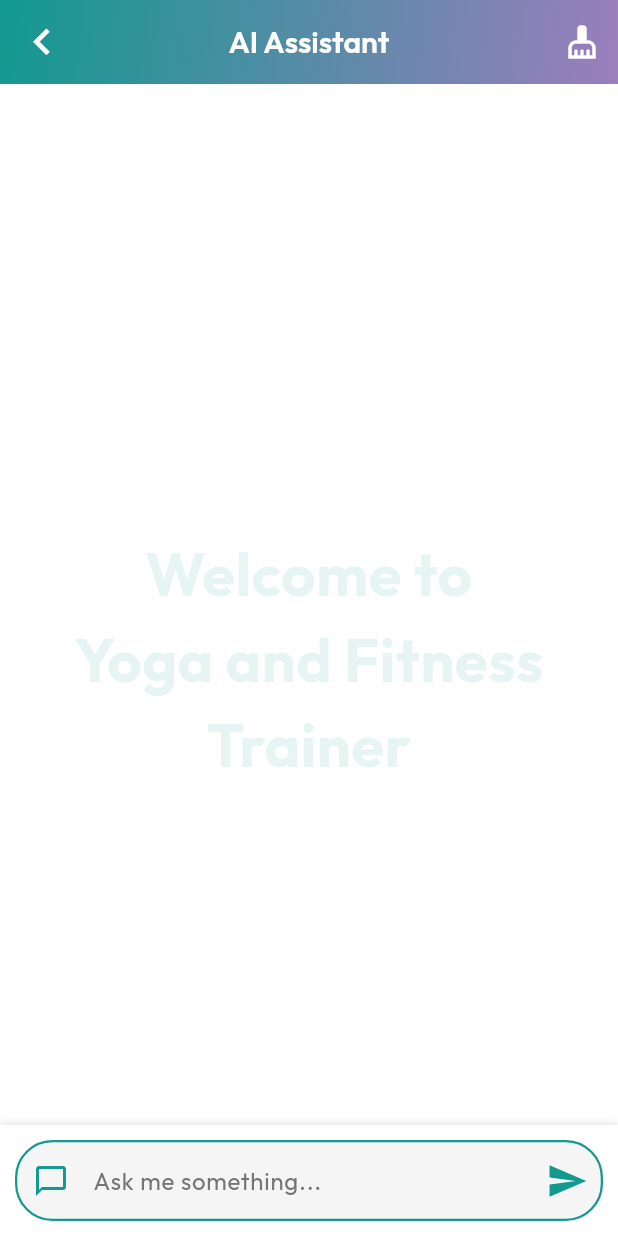
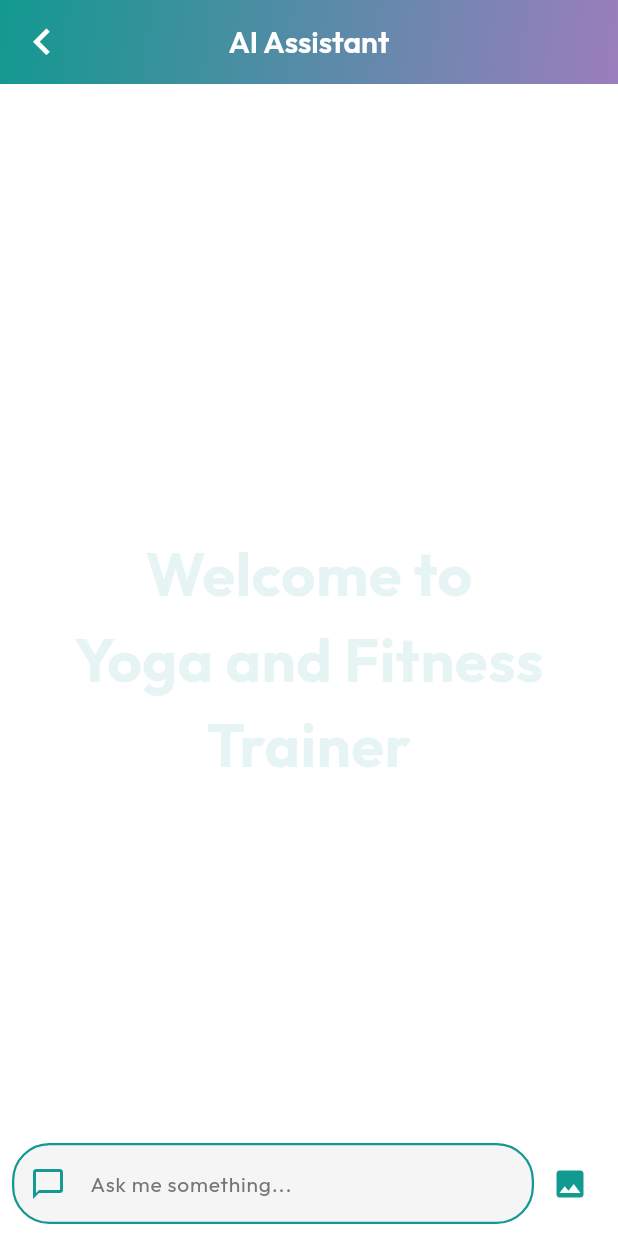
Before and after one commit to Navaneethakrishnan-appdev/image-picker, a Flutter app: the HomeScreen screen opened directly, scrolled down 78 dp, after a tap on the "auto awesome" icon, on a phone screen of 412 x 824 dp. Run offline on Flutter 3.47's test engine with Material 3 defaults, Android fonts, the phone set to English and light mode, and no system bars; drawn by our look-alikes of dash_chat_2; our stand-ins replace audioplayers, camera, cloud_firestore, firebase_auth, firebase_core, firebase_storage and 9 more; missing offline and left inert: flutter_3d_choice_chip, google_mlkit_pose_detection, pretty_gauge; accounts and stored records are empty; network calls fail.

Commit message:
gemini ai

```diff
--- a/lib/chat_page.dart
+++ /dev/null
@@ -1,275 +0,0 @@
-import 'package:flutter/material.dart';
-import 'package:google_fonts/google_fonts.dart';
-
-import 'services/get_open_router_response.dart';
-
-class ChatPage extends StatefulWidget {
-  const ChatPage({super.key});
-
-  @override
-  State<ChatPage> createState() => _ChatPageState();
-}
-
-class _ChatPageState extends State<ChatPage> {
-  TextEditingController chatController = TextEditingController();
-  String answer = '';
-
-  @override
-  void dispose() {
-    chatController.dispose();
-    super.dispose();
-  }
-
-  List<ChatMessage> messages = [];
-
-  void _talkToAi() async {
-    final userText = chatController.text;
-    setState(() {
-      messages.add(ChatMessage(text: userText, isUser: true));
-    });
-
-    try {
-      String aiReply = await getOpenRouterResponse(userText);
-      setState(() {
-        messages.add(ChatMessage(text: aiReply, isUser: false));
-      });
-    } catch (e) {
-      setState(() {
-        messages.add(ChatMessage(text: 'Error: $e', isUser: false));
-      });
-    }
-  }
-
-  @override
-  Widget build(BuildContext context) {
-    return Scaffold(
-      backgroundColor: Colors.white,
-      resizeToAvoidBottomInset: true,
-      appBar: AppBar(
-        flexibleSpace: Container(
-          decoration: const BoxDecoration(
-            gradient: LinearGradient(
-              colors: [Color(0xff129990), Color(0xff9B7EBD)],
-              begin: Alignment.topLeft,
-              end: Alignment.bottomRight,
-            ),
-          ),
-        ),
-        title: Text(
-          'AI Assistant',
-          style: GoogleFonts.outfit(
-            fontSize: 20,
-            fontWeight: FontWeight.w600,
-            color: Colors.white,
-          ),
-        ),
-        centerTitle: true,
-        leading: IconButton(
-          onPressed: () {
-            Navigator.pop(context);
-          },
-          icon: Icon(Icons.navigate_before, size: 35, color: Colors.white),
-        ),
-        actions: [
-          IconButton(
-            tooltip: 'Clear Chat',
-            icon: const Icon(Icons.cleaning_services, color: Colors.white),
-            onPressed: () {
-              showDialog(
-                context: context,
-                builder: (ctx) => AlertDialog(
-                  title: Text(
-                    'Clear Chat?',
-                    style: GoogleFonts.outfit(),
-                  ),
-                  content: Text(
-                    'This will delete the entire conversation.',
-                    style: GoogleFonts.outfit(),
-                  ),
-                  actions: [
-                    TextButton(
-                      onPressed: () => Navigator.of(ctx).pop(),
-                      child: Text(
-                        'Cancel',
-                        style: GoogleFonts.outfit(
-                          color: const Color(0xff129990),
-                        ),
-                      ),
-                    ),
-                    TextButton(
-                      onPressed: () {
-                        setState(() {
-                          messages.clear();
-                        });
-                        Navigator.of(ctx).pop();
-                      },
-                      child: Text(
-                        'Clear',
-                        style: GoogleFonts.outfit(
-                          color: const Color(0xff129990),
-                        ),
-                      ),
-                    ),
-                  ],
-                ),
-              );
-            },
-          ),
-        ],
-      ),
-      body: SafeArea(
-        child: Stack(
-          children: [
-            Center(
-              child: Opacity(
-                opacity: 0.1,
-                child: Text(
-                  'Welcome to\nYoga and Fitness\nTrainer',
-                  textAlign: TextAlign.center,
-                  style: GoogleFonts.outfit(
-                    fontSize: 40,
-                    fontWeight: FontWeight.bold,
-                    color: const Color(0xff129990),
-                  ),
-                ),
-              ),
-            ),
-            Column(
-              children: [
-                Expanded(
-                  child: ListView.builder(
-                    padding: const EdgeInsets.all(20),
-                    reverse: true,
-                    itemCount: messages.length,
-                    itemBuilder: (context, index) {
-                      final message = messages[messages.length - 1 - index];
-                      if (!message.isUser && message.text.startsWith('Error:')) {
-                        return const SizedBox.shrink(); // Hide error messages
-                      }
-                      return Align(
-                        alignment: message.isUser
-                            ? Alignment.centerRight
-                            : Alignment.centerLeft,
-                        child: Container(
-                          margin: const EdgeInsets.symmetric(vertical: 4),
-                          padding: const EdgeInsets.all(12),
-                          decoration: BoxDecoration(
-                            color: message.isUser
-                                ? const Color(0xff129990)
-                                : message.text.toLowerCase().contains('yoga and fitness-related questions')
-                                    ? const Color(0xFFFFE5E5) // Light red for off-topic responses
-                                    : const Color(0xff9B7EBD),
-                            borderRadius: BorderRadius.circular(16),
-                            boxShadow: [
-                              BoxShadow(
-                                color: Colors.black.withOpacity(0.1),
-                                spreadRadius: 1,
-                                blurRadius: 3,
-                                offset: const Offset(0, 2),
-                              ),
-                            ],
-                          ),
-                          child: Text(
-                            message.text,
-                            style: GoogleFonts.outfit(
-                              color: message.isUser
-                                  ? Colors.white
-                                  : message.text.toLowerCase().contains('yoga and fitness-related questions')
-                                      ? Colors.red[700] // Dark red text for off-topic responses
-                                      : Colors.white,
-                              fontSize: 16,
-                            ),
-                          ),
-                        ),
-                      );
-                    },
-                  ),
-                ),
-                Container(
-                  padding: const EdgeInsets.all(10),
-                  decoration: BoxDecoration(
-                    color: Colors.white,
-                    boxShadow: [
-                      BoxShadow(
-                        color: Colors.grey.withOpacity(0.2),
-                        spreadRadius: 1,
-                        blurRadius: 3,
-                        offset: const Offset(0, -1),
-                      ),
-                    ],
-                  ),
-                  child: TextField(
-                    style: GoogleFonts.outfit(color: Colors.black87),
-                    controller: chatController,
-                    decoration: InputDecoration(
-                      hintText: 'Ask me something...',
-                      hintStyle: GoogleFonts.outfit(color: Colors.grey[600]),
-                      prefixIcon: const Icon(
-                        Icons.chat_bubble_outline,
-                        color: Color(0xff129990),
-                      ),
-                      suffixIcon: IconButton(
-                        icon: const Icon(
-                          Icons.send,
-                          color: Color(0xff129990),
-                          size: 28,
-                        ),
-                        onPressed: () {
-                          if (chatController.text.trim().isEmpty) {
-                            ScaffoldMessenger.of(context).showSnackBar(
-                              const SnackBar(
-                                content: Text('Please enter a message!'),
-                              ),
-                            );
-                            return;
-                          }
-                          FocusScope.of(context).unfocus();
-                          _talkToAi();
-                          chatController.clear();
-                        },
-                      ),
-                      filled: true,
-                      fillColor: Colors.grey[100],
-                      contentPadding: const EdgeInsets.symmetric(
-                        horizontal: 20,
-                        vertical: 15,
-                      ),
-                      border: OutlineInputBorder(
-                        borderRadius: BorderRadius.circular(25),
-                        borderSide: const BorderSide(
-                          color: Color(0xff129990),
-                          width: 1.5,
-                        ),
-                      ),
-                      enabledBorder: OutlineInputBorder(
-                        borderRadius: BorderRadius.circular(25),
-                        borderSide: const BorderSide(
-                          color: Color(0xff129990),
-                          width: 1.5,
-                        ),
-                      ),
-                      focusedBorder: OutlineInputBorder(
-                        borderRadius: BorderRadius.circular(25),
-                        borderSide: const BorderSide(
-                          color: Color(0xff9B7EBD),
-                          width: 1.5,
-                        ),
-                      ),
-                    ),
-                  ),
-                ),
-              ],
-            ),
-          ],
-        ),
-      ),
-    );
-  }
-}
-
-class ChatMessage {
-  final String text;
-  final bool isUser;
-
-  ChatMessage({required this.text, required this.isUser});
-}
--- /dev/null
+++ b/lib/gemini_ai_assistant.dart
@@ -0,0 +1,322 @@
+import 'dart:convert';
+import 'dart:io';
+
+import 'package:dash_chat_2/dash_chat_2.dart';
+import 'package:flutter/material.dart';
+import 'package:flutter_gemini/flutter_gemini.dart';
+import 'package:image_picker/image_picker.dart';
+import 'package:google_fonts/google_fonts.dart';
+
+class GeminiAiAssistant extends StatefulWidget {
+  const GeminiAiAssistant({super.key});
+
+  @override
+  State<GeminiAiAssistant> createState() => _GeminiAiAssistantState();
+}
+
+class _GeminiAiAssistantState extends State<GeminiAiAssistant> {
+  final Gemini gemini = Gemini.instance;
+  List<ChatMessage> messages = [];
+  ChatUser currentUser = ChatUser(id: "0", firstName: "User");
+  ChatUser geminiUser = ChatUser(
+    id: "1",
+    firstName: "Gemini",
+    profileImage: "assets/images/gemini-logo.png",
+  );
+
+  // List of allowed topics
+  final List<String> allowedTopics = [
+    // Physical Health & Exercise
+    'yoga',
+    'fitness',
+    'exercise',
+    'workout',
+    'physical health',
+    'physical activity',
+    'strength training',
+    'cardio',
+    'flexibility',
+    'stretching',
+
+    // Nutrition & Diet
+    'food',
+    'nutrition',
+    'diet',
+    'healthy eating',
+    'meal plan',
+    'dietary',
+    'supplements',
+    'vitamins',
+    'minerals',
+
+    // Mental Health & Wellness
+    'health',
+    'wellness',
+    'wellbeing',
+    'mental health',
+    'meditation',
+    'mindfulness',
+    'stress management',
+    'sleep',
+    'relaxation',
+    'emotional health',
+
+    // Lifestyle
+    'lifestyle',
+    'healthy living',
+    'self-care',
+    'work-life balance',
+    'healthy habits',
+    'preventive care',
+    'holistic health',
+    'alternative medicine',
+    'natural remedies'
+  ];
+
+  // List of casual greetings and basic conversation
+  final List<String> casualPhrases = [
+    'hello',
+    'hi',
+    'hey',
+    'good morning',
+    'good afternoon',
+    'good evening',
+    'how are you',
+    'how\'s it going',
+    'what\'s up',
+    'greetings',
+    'thanks',
+    'thank you',
+    'bye',
+    'goodbye',
+    'see you',
+    'nice to meet you',
+    'pleasure to meet you'
+  ];
+
+  bool isCasualPhrase(String text) {
+    String lowercaseText = text.toLowerCase();
+    return casualPhrases.any((phrase) => lowercaseText.contains(phrase));
+  }
+
+  bool isHealthRelatedQuestion(String question) {
+    String lowercaseQuestion = question.toLowerCase();
+
+    // Allow casual phrases
+    if (isCasualPhrase(lowercaseQuestion)) {
+      return true;
+    }
+
+    // Check for health-related topics
+    return allowedTopics.any((topic) => lowercaseQuestion.contains(topic));
+  }
+
+  void _onSend(ChatMessage chatMessage) {
+    setState(() {
+      messages = [chatMessage, ...messages];
+    });
+    try {
+      String question = chatMessage.text;
+
+      // Check if the question is health-related or casual
+      if (!isHealthRelatedQuestion(question)) {
+        ChatMessage responseMessage = ChatMessage(
+          text:
+              "⚠️ I'm a yoga and fitness trainer assistant. I can help you with questions about yoga, fitness, food, exercise, health, and wellness. Feel free to ask anything about these topics!",
+          user: geminiUser,
+          createdAt: DateTime.now(),
+        );
+        setState(() {
+          messages = [responseMessage, ...messages];
+        });
+        return;
+      }
+
+      // Add system prompt to guide Gemini's responses
+      String systemPrompt =
+          "You are a friendly health and wellness expert. For casual greetings, respond warmly and briefly. For health-related questions, provide detailed information about yoga, fitness, food, exercise, health, and wellness topics. If asked about other topics, politely redirect the conversation to health and wellness.";
+      List<Part> parts = [
+        Part.text(systemPrompt + "\n\nUser message: " + question)
+      ];
+
+      if (chatMessage.medias?.isNotEmpty ?? false) {
+        for (var media in chatMessage.medias!) {
+          if (media.type == MediaType.image) {
+            parts.add(Part.inline(InlineData(
+                data: base64Encode(File(media.url).readAsBytesSync()),
+                mimeType: "image/jpeg")));
+          }
+        }
+      }
+      gemini.promptStream(parts: parts).listen((event) {
+        print("Gemini event: $event");
+        print("Gemini event content: ${event?.content}");
+        print("Gemini event parts: ${event?.content?.parts}");
+        ChatMessage? lastMessage = messages.firstOrNull;
+        if (lastMessage != null && lastMessage.user == geminiUser) {
+          lastMessage = messages.removeAt(0);
+          String response = event?.output ?? "";
+          lastMessage.text += response;
+          setState(() {
+            messages = [lastMessage!, ...messages];
+          });
+        } else {
+          String response = event?.output ?? "";
+          ChatMessage responseMessage = ChatMessage(
+            text: response,
+            user: geminiUser,
+            createdAt: DateTime.now(),
+          );
+          setState(() {
+            messages = [responseMessage, ...messages];
+          });
+        }
+      });
+    } catch (e) {
+      print("Error $e");
+    }
+  }
+
+  void _sendMediaMessage() async {
+    ImagePicker picker = ImagePicker();
+    XFile? file = await picker.pickImage(source: ImageSource.gallery);
+    if (file != null) {
+      ChatMessage chatMessage = ChatMessage(
+        user: currentUser,
+        createdAt: DateTime.now(),
+        text: "Describe this picture?",
+        medias: [
+          ChatMedia(url: file.path, fileName: "", type: MediaType.image),
+        ],
+      );
+      _onSend(chatMessage);
+    }
+  }
+
+  @override
+  Widget build(BuildContext context) {
+    return Scaffold(
+      backgroundColor: Colors.white,
+      appBar: AppBar(
+        flexibleSpace: Container(
+          decoration: const BoxDecoration(
+            gradient: LinearGradient(
+              colors: [Color(0xff129990), Color(0xff9B7EBD)],
+              begin: Alignment.topLeft,
+              end: Alignment.bottomRight,
+            ),
+          ),
+        ),
+        title: Text(
+          'AI Assistant',
+          style: GoogleFonts.outfit(
+            fontSize: 20,
+            fontWeight: FontWeight.w600,
+            color: Colors.white,
+          ),
+        ),
+        centerTitle: true,
+        leading: IconButton(
+          onPressed: () {
+            Navigator.pop(context);
+          },
+          icon: Icon(Icons.navigate_before, size: 35, color: Colors.white),
+        ),
+      ),
+      body: _buildUI(),
+    );
+  }
+
+  Widget _buildUI() {
+    return Stack(
+      children: [
+        Center(
+          child: Opacity(
+            opacity: 0.1,
+            child: Text(
+              'Welcome to\nYoga and Fitness\nTrainer',
+              textAlign: TextAlign.center,
+              style: GoogleFonts.outfit(
+                fontSize: 40,
+                fontWeight: FontWeight.bold,
+                color: const Color(0xff129990),
+              ),
+            ),
+          ),
+        ),
+        DashChat(
+          inputOptions: InputOptions(
+            inputDecoration: InputDecoration(
+              hintText: "Ask me something...",
+              hintStyle: GoogleFonts.outfit(
+                color: Colors.grey[600],
+                fontSize: 14,
+              ),
+              border: OutlineInputBorder(
+                borderRadius: BorderRadius.circular(25.0),
+                borderSide: const BorderSide(
+                  color: Color(0xff129990),
+                  width: 1.5,
+                ),
+              ),
+              enabledBorder: OutlineInputBorder(
+                borderRadius: BorderRadius.circular(25.0),
+                borderSide: const BorderSide(
+                  color: Color(0xff129990),
+                  width: 1.5,
+                ),
+              ),
+              focusedBorder: OutlineInputBorder(
+                borderRadius: BorderRadius.circular(25.0),
+                borderSide: const BorderSide(
+                  color: Color(0xff9B7EBD),
+                  width: 1.5,
+                ),
+              ),
+              filled: true,
+              fillColor: Colors.grey[100],
+              contentPadding: const EdgeInsets.symmetric(horizontal: 20, vertical: 15),
+              prefixIcon: const Icon(
+                Icons.chat_bubble_outline,
+                color: Color(0xff129990),
+              ),
+            ),
+            trailing: [
+              IconButton(
+                onPressed: _sendMediaMessage,
+                icon: const Icon(
+                  Icons.image,
+                  color: Color(0xff129990),
+                ),
+              ),
+            ],
+          ),
+          currentUser: currentUser,
+          onSend: _onSend,
+          messages: messages,
+          messageOptions: MessageOptions(
+            currentUserContainerColor: const Color(0xff129990),
+            currentUserTextColor: Colors.white,
+            containerColor: const Color(0xff9B7EBD),
+            textColor: Colors.white,
+            messageDecorationBuilder: (message, prev, next) {
+              return BoxDecoration(
+                borderRadius: BorderRadius.circular(16),
+                color: message.user.id == currentUser.id ? const Color(0xff129990) : const Color(0xff9B7EBD),
+              );
+            },
+            messageTextBuilder: (message, prev, next) {
+              return Text(
+                message.text,
+                style: GoogleFonts.outfit(
+                  fontSize: 14,
+                  color: Colors.white,
+                ),
+              );
+            },
+          ),
+        ),
+      ],
+    );
+  }
+}
--- a/lib/home_screen.dart
+++ b/lib/home_screen.dart
@@ -1,10 +1,10 @@
 import 'package:flutter/material.dart';
 import 'package:google_fonts/google_fonts.dart';
+import 'package:image_picker_test/gemini_ai_assistant.dart';
 import 'package:image_picker_test/modul/bmi_calculator/bmi_calculator.dart';
 import 'package:image_picker_test/modul/food_chart/food_chart_screen.dart';
 import 'package:image_picker_test/modul/live_camera_fitness_tracker/exercise_listing_screen.dart';
 import 'package:image_picker_test/modul/yoga_pose_detection/yoga_pose_detection.dart';
-import 'package:image_picker_test/chat_page.dart';
 
 import 'profile_page.dart';
 import 'services/auth_service.dart';
@@ -89,7 +89,8 @@ class _HomeScreenState extends State<HomeScreen> {
           onPressed: () {
             Navigator.push(
               context,
-              MaterialPageRoute(builder: (context) => const ChatPage()),
+              MaterialPageRoute(
+                  builder: (context) => const GeminiAiAssistant()),
             );
           },
           backgroundColor: Colors.transparent,
@@ -125,8 +126,7 @@ class _HomeScreenState extends State<HomeScreen> {
                 backgroundColor: Colors.white,
                 backgroundImage:
                     userPhotoUrl != null ? NetworkImage(userPhotoUrl!) : null,
-                child:
-                    userPhotoUrl == null
+                child: userPhotoUrl == null
                     ? Icon(
                         Icons.person,
                         size: 40,
--- a/lib/main.dart
+++ b/lib/main.dart
@@ -1,14 +1,18 @@
 import 'package:camera/camera.dart';
 import 'package:flutter/material.dart';
 import 'package:firebase_core/firebase_core.dart';
+import 'package:flutter_gemini/flutter_gemini.dart';
 import 'splash_screen.dart';
 
+
 late List<CameraDescription> cameras;
+const apiKey = 'AIzaSyDxgcw2ZJ8Agg1X2OBlAsb8KccXdjK7HMo';
+
 void main() async {
   WidgetsFlutterBinding.ensureInitialized();
   await Firebase.initializeApp();
   cameras = await availableCameras();
-
+  Gemini.init(apiKey: apiKey);
   runApp(const MyApp());
 }
 
--- a/pubspec.yaml
+++ b/pubspec.yaml
@@ -54,6 +54,8 @@ dependencies:
   permission_handler: ^12.0.0+1
   http: ^1.4.0
   table_calendar: ^3.0.9
+  dash_chat_2: ^0.0.21
+  flutter_gemini: ^3.0.0
 
 dev_dependencies:
   flutter_test:
```
Also changed, not shown: lib/services/get_open_router_response.dart (deleted, +0 -55 lines), assets/images/gemini-logo.png (added), pubspec.lock, 1 other file. Lines whose indentation alone changed are shown as unchanged.
